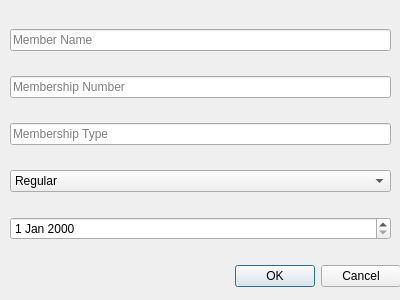
The window that createMemberDialog.ui (danielmulvad/CS1C-Project-2) describes before a commit, drawn with Qt 5.
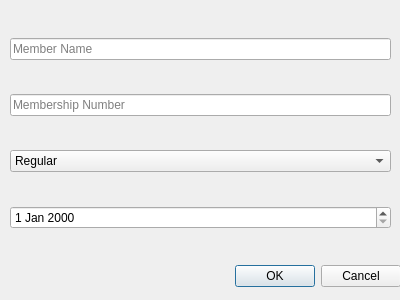
The same window after the commit.

Commit message: complete create member

Diff of the .ui file:
```diff
--- a/createMemberDialog.ui
+++ b/createMemberDialog.ui
@@ -57,14 +57,7 @@
      </widget>
     </item>
     <item>
-     <widget class="QLineEdit" name="lineEdit_3">
-      <property name="placeholderText">
-       <string>Membership Type</string>
-      </property>
-     </widget>
-    </item>
-    <item>
-     <widget class="QComboBox" name="comboBox">
+     <widget class="QComboBox" name="input_type">
       <property name="currentText">
        <string>Regular</string>
       </property>
```
Left out of the diff: 9 changed lines with no effect on the pictures. The commit also changes 5 other files.
